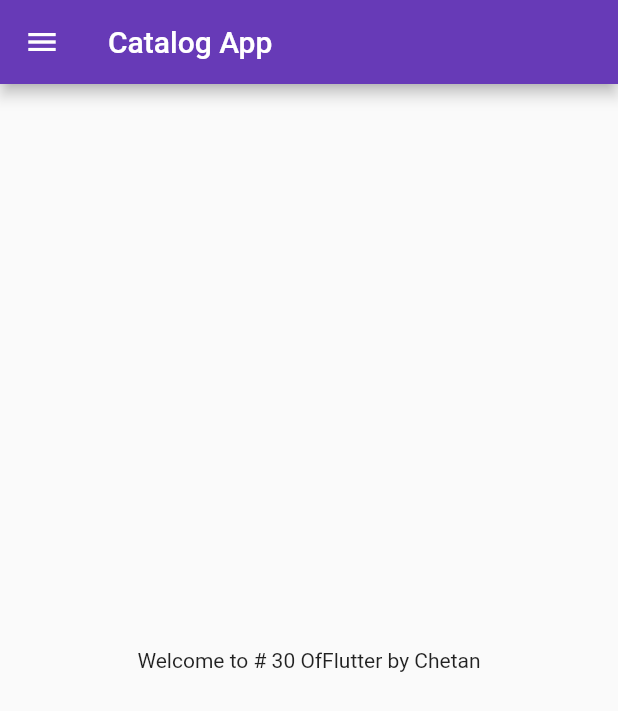
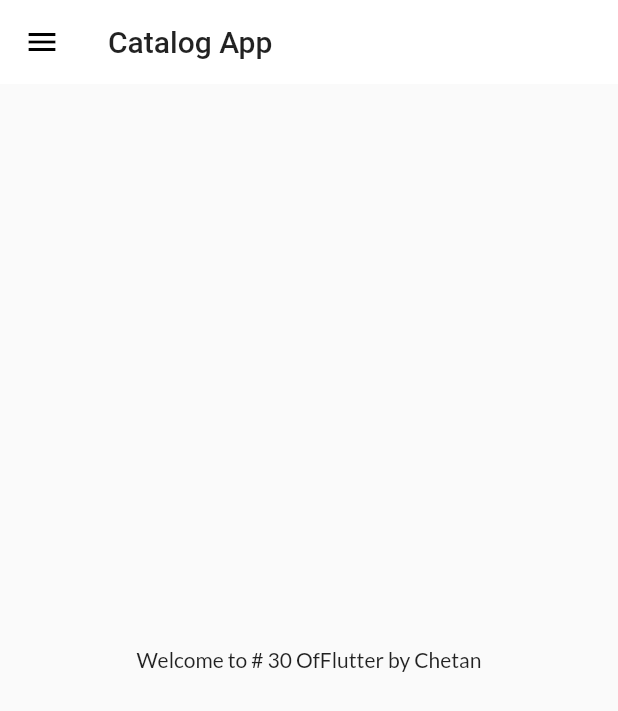
Before and after one commit to ShindeChetan/30DaysOfFlutter, a Flutter app: the screen it shows after launch, on a phone screen of 412 x 824 dp. Shown: the top 711 px of the screen. Run offline on Flutter 3.47's test engine with Material 2 defaults, Android fonts, the phone set to English and light mode, and no system bars; our stand-ins replace google_fonts.

Commit message:
Themes extracted

```diff
--- a/lib/main.dart
+++ b/lib/main.dart
@@ -2,6 +2,8 @@ import 'package:flutter/material.dart';
 import 'package:flutter_catalog/pages/home_page.dart';
 import 'package:flutter_catalog/pages/login_page.dart';
 import 'package:flutter_catalog/utils/routes.dart';
+import 'package:flutter_catalog/widgets/themes.dart';
+import 'package:google_fonts/google_fonts.dart';
 
 void main() {
   runApp(MyApp());
@@ -22,8 +24,8 @@ class MyApp extends StatelessWidget {
     return MaterialApp(
       //home: HomePage(),
       themeMode: ThemeMode.light,
-      theme: ThemeData(primarySwatch: Colors.deepPurple),
-      //darkTheme: ThemeData(brightness: Brightness.dark),
+      theme: MyTheme.lightTheme(context),
+      darkTheme: MyTheme.darkTheme(context),
       initialRoute: MyRoutes.homeRoute,
       routes: {
         "/": (context) => LoginPage(),
--- a/lib/pages/home_page.dart
+++ b/lib/pages/home_page.dart
@@ -9,7 +9,9 @@ class HomePage extends StatelessWidget {
   Widget build(BuildContext context) {
     return Scaffold(
       appBar: AppBar(
-        title: Text("Catalog App"),
+        title: Text(
+          "Catalog App",
+        ),
       ),
       body: Center(
         child: Container(
--- /dev/null
+++ b/lib/widgets/themes.dart
@@ -0,0 +1,18 @@
+import 'package:flutter/material.dart';
+import 'package:google_fonts/google_fonts.dart';
+
+class MyTheme {
+  static ThemeData lightTheme(BuildContext context) => ThemeData(
+      primarySwatch: Colors.deepPurple,
+      fontFamily: GoogleFonts.lato().fontFamily,
+      appBarTheme: AppBarTheme(
+        color: Colors.white,
+        elevation: 0.0,
+        iconTheme: IconThemeData(color: Colors.black),
+        textTheme: Theme.of(context).textTheme,
+      ));
+
+  static ThemeData darkTheme(BuildContext context) => ThemeData(
+        brightness: Brightness.dark,
+      );
+}
--- a/pubspec.yaml
+++ b/pubspec.yaml
@@ -28,6 +28,7 @@ dependencies:
   # The following adds the Cupertino Icons font to your application.
   # Use with the CupertinoIcons class for iOS style icons.
   cupertino_icons: ^1.0.0
+  google_fonts: ^1.1.2
 
 dev_dependencies:
   flutter_test:
```
Also changed, not shown: pubspec.lock.
